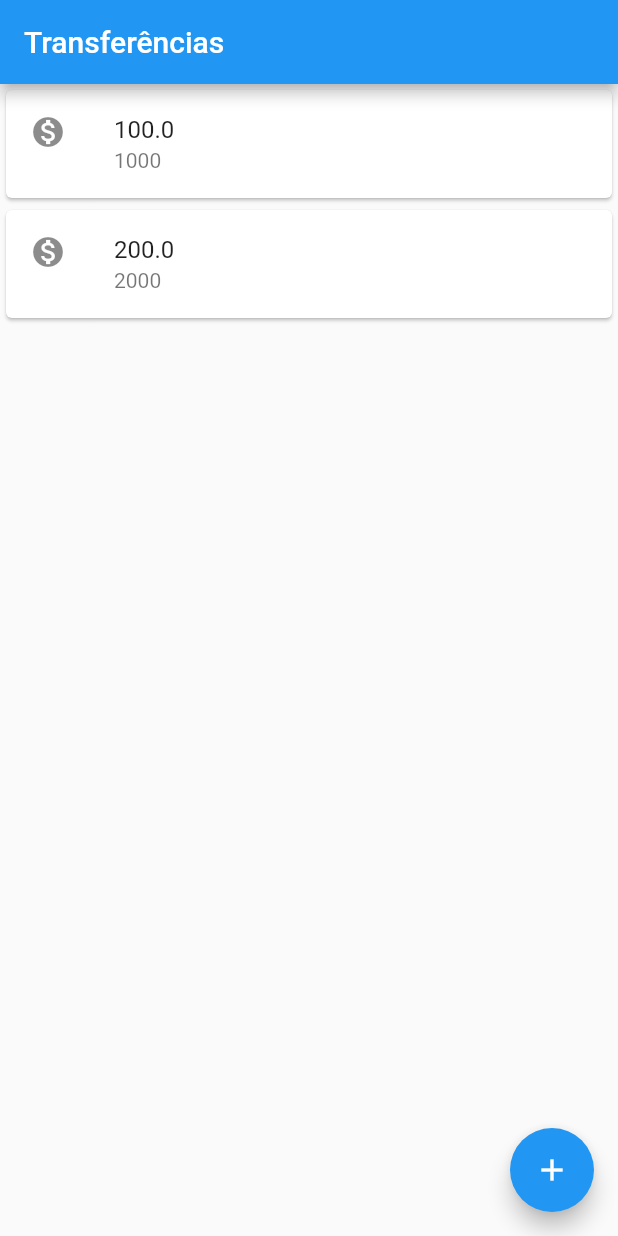
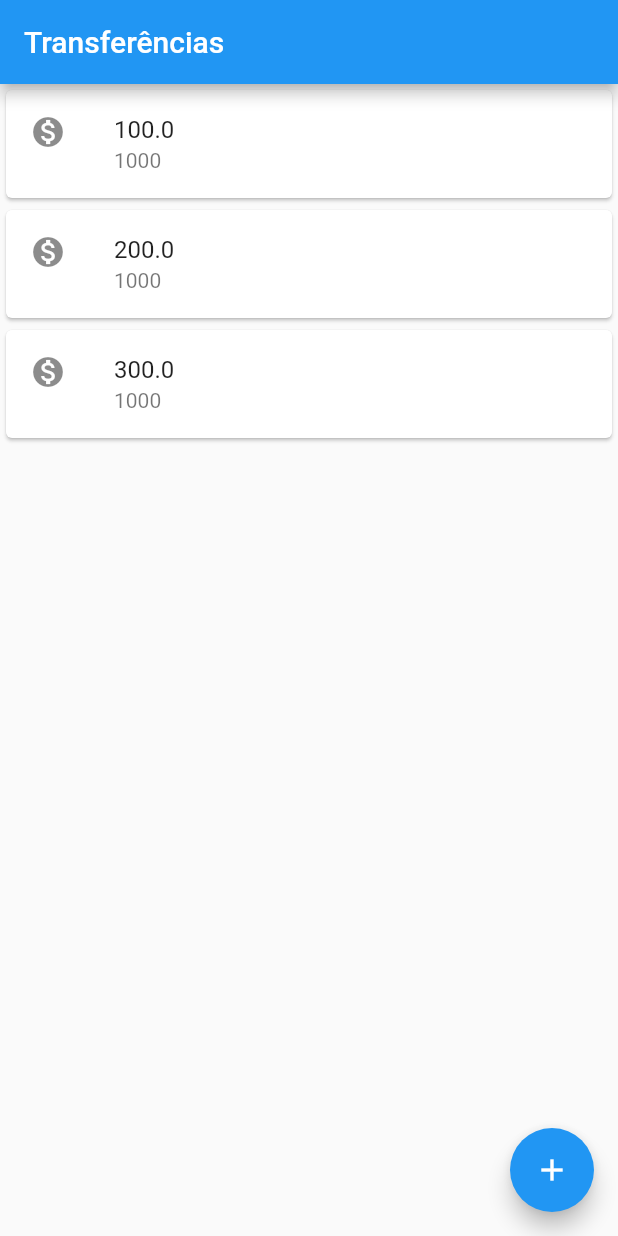
Before and after one commit to simonelopess/flutter-estudos, a Flutter app: the screen it shows after launch, on a phone screen of 412 x 824 dp. Run offline on Flutter 3.47's test engine with Material 2 defaults, Android fonts, the phone set to English and light mode, and no system bars.

Commit message:
Refatorando o código - add classes

```diff
--- a/lib/main.dart
+++ b/lib/main.dart
@@ -2,22 +2,7 @@ import 'package:flutter/material.dart';
 
 void main() => runApp(MaterialApp(
       home: Scaffold(
-        body: Column(
-          children: const <Widget>[
-            Card(
-                child: ListTile(
-              leading: Icon(Icons.monetization_on),
-              title: Text('100.0'),
-              subtitle: Text('1000'),
-            )),
-            Card(
-                child: ListTile(
-              leading: Icon(Icons.monetization_on),
-              title: Text('200.0'),
-              subtitle: Text('2000'),
-            )),
-          ],
-        ),
+        body: ListaTransferencias(),
         appBar: AppBar(
           title: const Text('Transferências'),
         ),
@@ -27,3 +12,39 @@ void main() => runApp(MaterialApp(
         ),
       ),
     ));
+
+class ListaTransferencias extends StatelessWidget {
+  @override
+  Widget build(BuildContext context) {
+    return Column(
+      children: <Widget>[
+        ItemTransferencia(Transferencia(100.0, 1000)),
+        ItemTransferencia(Transferencia(200.0, 1000)),
+        ItemTransferencia(Transferencia(300.0, 1000)),
+      ],
+    );
+  }
+}
+
+class ItemTransferencia extends StatelessWidget {
+  final Transferencia _transferencia;
+
+  ItemTransferencia(this._transferencia);
+
+  @override
+  Widget build(BuildContext context) {
+    return Card(
+        child: ListTile(
+      leading: Icon(Icons.monetization_on),
+      title: Text(this._transferencia.valor.toString()),
+      subtitle: Text(this._transferencia.numeroConta.toString()),
+    ));
+  }
+}
+
+class Transferencia {
+  final double valor;
+  final int numeroConta;
+
+  Transferencia(this.valor, this.numeroConta);
+}
```
